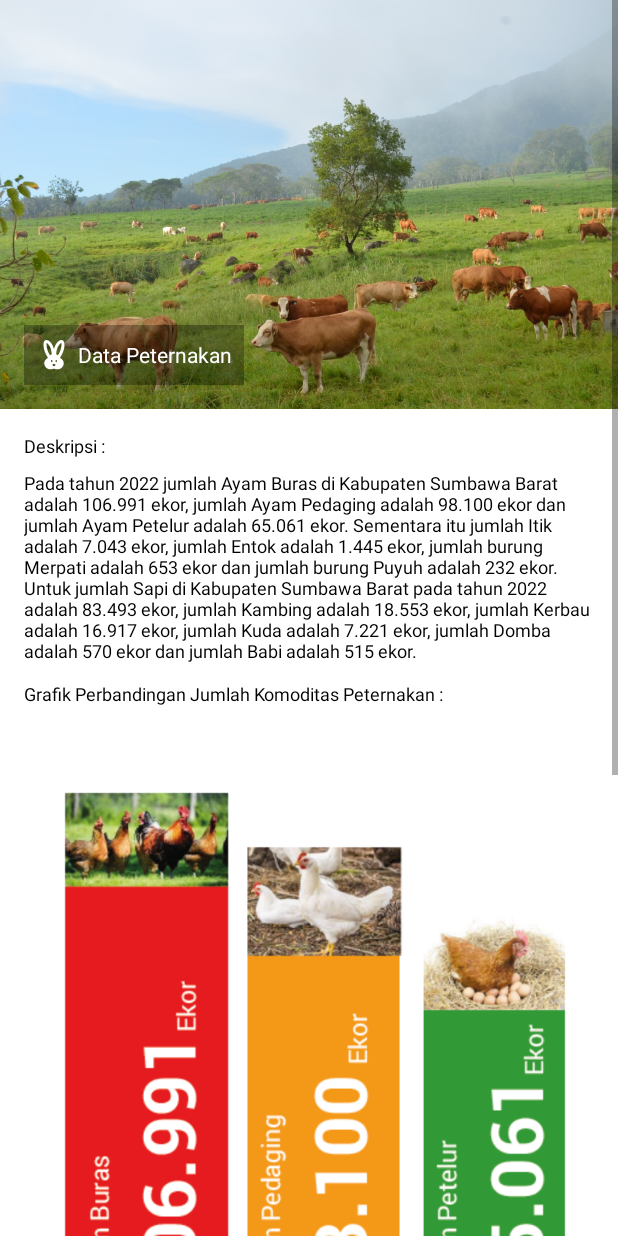
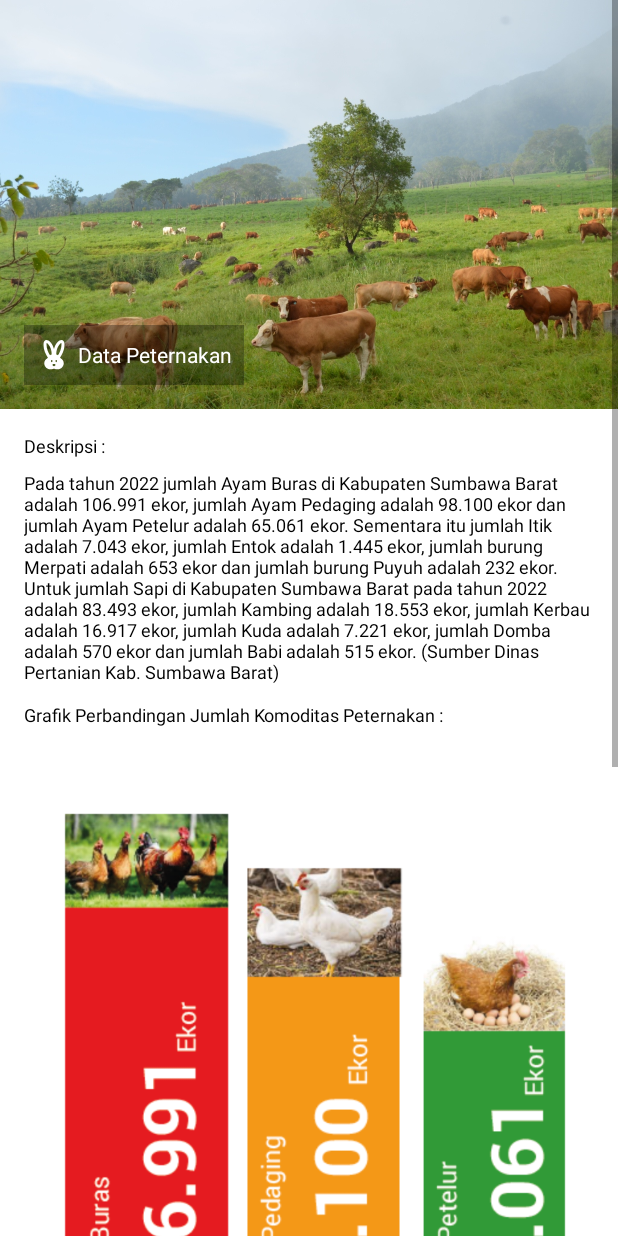
Before and after one commit to KhadafiZubaidiDev/Aplikasi_PDPGR_Satu_Data_KSB, an Android app: the layout activity_detail_data_peternakan.xml on its own in the app's theme, with its tools: preview values and no code run, on a phone screen of 412 x 824 dp. Run offline under Robolectric (Android 15) with nearby library versions, the phone set to English and light mode, and no system bars; Roboto replaces fonts that are not available here.

Commit message:
Data Peternakan

```diff
--- a/app/src/main/res/layout/activity_detail_data_peternakan.xml
+++ b/app/src/main/res/layout/activity_detail_data_peternakan.xml
@@ -48,7 +48,7 @@
         <TextView
             android:id="@+id/tvDetailDeskripsiData"
             style="@style/TextContent.Subtitle"
-            android:text="Pada tahun 2022 jumlah Ayam Buras di Kabupaten Sumbawa Barat adalah 106.991 ekor, jumlah Ayam Pedaging adalah 98.100 ekor dan jumlah Ayam Petelur adalah 65.061 ekor. Sementara itu jumlah Itik adalah 7.043 ekor, jumlah Entok adalah 1.445 ekor, jumlah burung Merpati adalah 653 ekor dan jumlah burung Puyuh adalah 232 ekor. Untuk jumlah Sapi di Kabupaten Sumbawa Barat pada tahun 2022 adalah 83.493 ekor, jumlah Kambing adalah 18.553 ekor, jumlah Kerbau adalah 16.917 ekor, jumlah Kuda adalah 7.221 ekor, jumlah Domba adalah 570 ekor dan jumlah Babi adalah 515 ekor."
+            android:text="Pada tahun 2022 jumlah Ayam Buras di Kabupaten Sumbawa Barat adalah 106.991 ekor, jumlah Ayam Pedaging adalah 98.100 ekor dan jumlah Ayam Petelur adalah 65.061 ekor. Sementara itu jumlah Itik adalah 7.043 ekor, jumlah Entok adalah 1.445 ekor, jumlah burung Merpati adalah 653 ekor dan jumlah burung Puyuh adalah 232 ekor. Untuk jumlah Sapi di Kabupaten Sumbawa Barat pada tahun 2022 adalah 83.493 ekor, jumlah Kambing adalah 18.553 ekor, jumlah Kerbau adalah 16.917 ekor, jumlah Kuda adalah 7.221 ekor, jumlah Domba adalah 570 ekor dan jumlah Babi adalah 515 ekor. (Sumber Dinas Pertanian Kab. Sumbawa Barat)"
             android:textColor="@color/black"
             android:layout_marginBottom="12dp"/>
 
```
